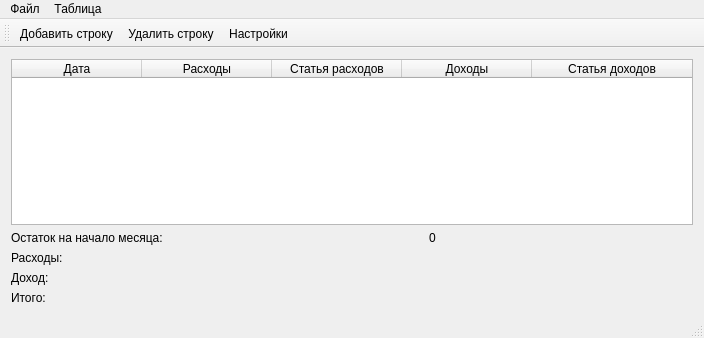
Old version of the form MyWallet/mywallet.ui in the repository dimv36/MyWallet.
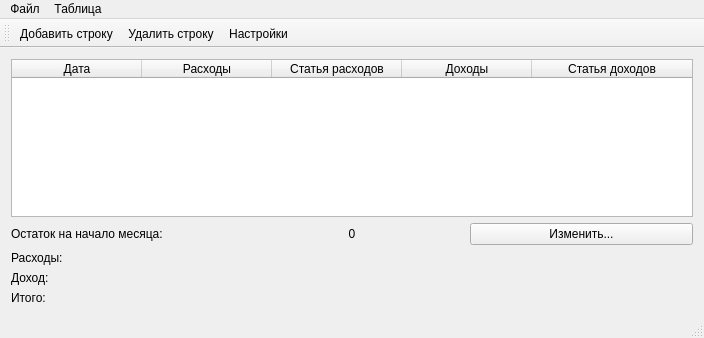
New version of the form. Icons and pictures are not drawn.

```diff
--- a/MyWallet/mywallet.ui
+++ b/MyWallet/mywallet.ui
@@ -106,7 +106,17 @@
      </widget>
     </item>
     <item row="1" column="0">
-     <layout class="QFormLayout" name="_label_layout">
+     <layout class="QGridLayout" name="_layout">
+      <item row="1" column="1">
+       <widget class="QLabel" name="_label_output_value">
+        <property name="text">
+         <string/>
+        </property>
+        <property name="alignment">
+         <set>Qt::AlignCenter</set>
+        </property>
+       </widget>
+      </item>
       <item row="0" column="0">
        <widget class="QLabel" name="_label_rest">
         <property name="text">
@@ -114,6 +124,16 @@
         </property>
        </widget>
       </item>
+      <item row="2" column="1">
+       <widget class="QLabel" name="_label_input_value">
+        <property name="text">
+         <string/>
+        </property>
+        <property name="alignment">
+         <set>Qt::AlignCenter</set>
+        </property>
+       </widget>
+      </item>
       <item row="1" column="0">
        <widget class="QLabel" name="_label_output">
         <property name="text">
@@ -128,10 +148,13 @@
         </property>
        </widget>
       </item>
-      <item row="3" column="0">
-       <widget class="QLabel" name="_label_total">
+      <item row="3" column="1">
+       <widget class="QLabel" name="_label_total_value">
         <property name="text">
-         <string>Итого:</string>
+         <string/>
+        </property>
+        <property name="alignment">
+         <set>Qt::AlignCenter</set>
         </property>
        </widget>
       </item>
@@ -145,33 +168,17 @@
         </property>
        </widget>
       </item>
-      <item row="1" column="1">
-       <widget class="QLabel" name="_label_output_value">
+      <item row="3" column="0">
+       <widget class="QLabel" name="_label_total">
         <property name="text">
-         <string/>
+         <string>Итого:</string>
         </property>
-        <property name="alignment">
-         <set>Qt::AlignCenter</set>
-        </property>
        </widget>
       </item>
-      <item row="2" column="1">
-       <widget class="QLabel" name="_label_input_value">
+      <item row="0" column="2">
+       <widget class="QPushButton" name="_button_change_rest">
         <property name="text">
-         <string/>
-        </property>
-        <property name="alignment">
-         <set>Qt::AlignCenter</set>
-        </property>
-       </widget>
-      </item>
-      <item row="3" column="1">
-       <widget class="QLabel" name="_label_total_value">
-        <property name="text">
-         <string/>
-        </property>
-        <property name="alignment">
-         <set>Qt::AlignCenter</set>
+         <string>Изменить...</string>
         </property>
        </widget>
       </item>
```
Left out of the diff: 2 changed lines with no effect on the pictures.
